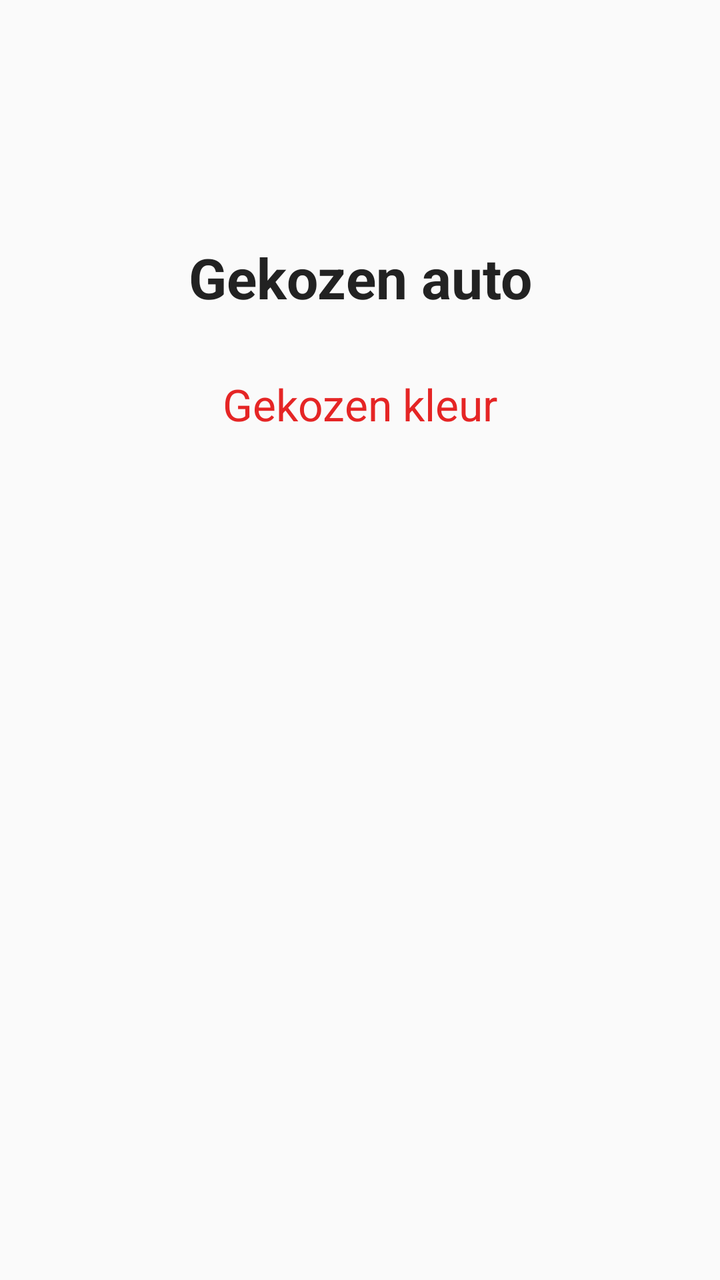
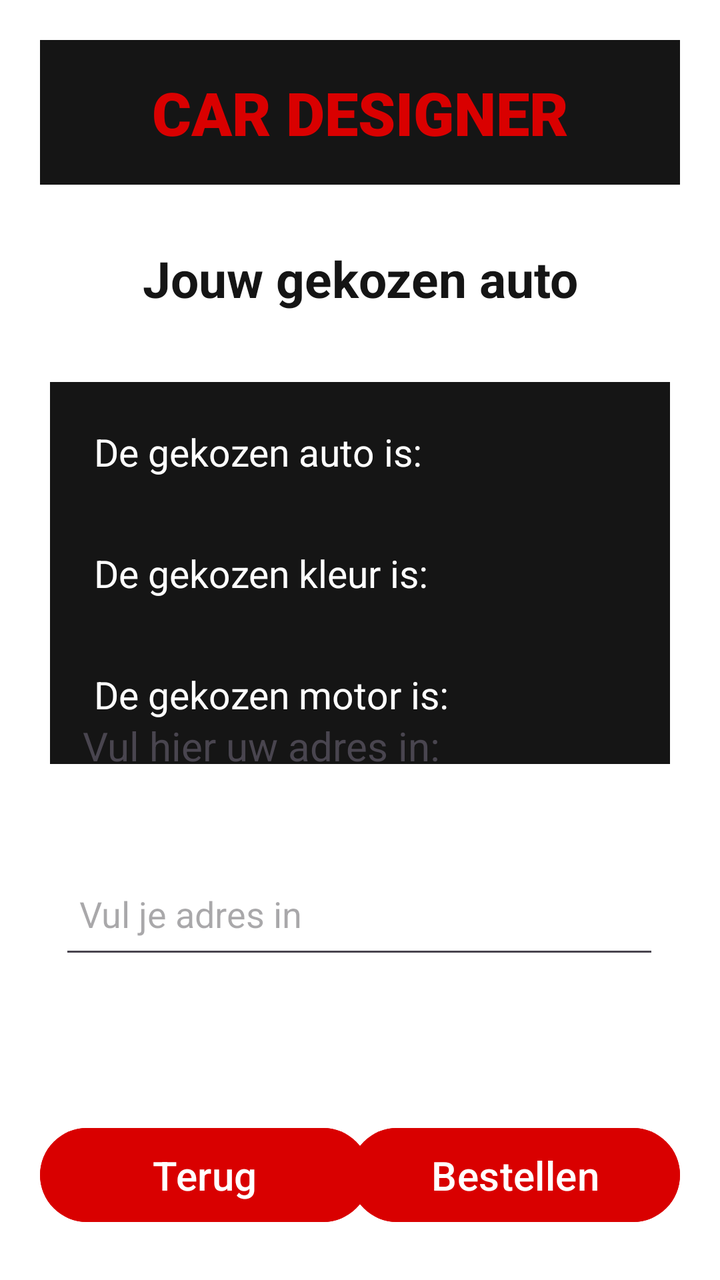

An Android layout rendered at two revisions. The XML below is the earlier revision; the diff shows what the commit changed to produce the second picture.
<!-- AndroidManifest.xml: application theme Theme.AndroidAppCarDesigner -->
<!-- res/layout/activity_main4.xml -->
<?xml version="1.0" encoding="utf-8"?>
<androidx.constraintlayout.widget.ConstraintLayout
    xmlns:android="http://schemas.android.com/apk/res/android"
    xmlns:app="http://schemas.android.com/apk/res-auto"
    xmlns:tools="http://schemas.android.com/tools"
    android:id="@+id/main"
    android:layout_width="match_parent"
    android:layout_height="match_parent"
    android:background="#FAFAFA"
    tools:context=".MainActivity4">

    <TextView
        android:id="@+id/textViewAuto"
        android:layout_width="wrap_content"
        android:layout_height="wrap_content"
        android:text="Gekozen auto"
        android:textColor="#222222"
        android:textSize="28sp"
        android:textStyle="bold"
        app:layout_constraintTop_toTopOf="parent"
        app:layout_constraintStart_toStartOf="parent"
        app:layout_constraintEnd_toEndOf="parent"
        android:layout_marginTop="120dp" />

    <TextView
        android:id="@+id/textViewKleur"
        android:layout_width="wrap_content"
        android:layout_height="wrap_content"
        android:text="Gekozen kleur"
        android:textColor="#E52525"
        android:textSize="22sp"
        app:layout_constraintTop_toBottomOf="@id/textViewAuto"
        app:layout_constraintStart_toStartOf="parent"
        app:layout_constraintEnd_toEndOf="parent"
        android:layout_marginTop="30dp" />

</androidx.constraintlayout.widget.ConstraintLayout>
<!-- resources referenced by this layout -->
<resources>
  <style name="Theme.AndroidAppCarDesigner" parent="Base.Theme.AndroidAppCarDesigner" />
  <style name="Base.Theme.AndroidAppCarDesigner" parent="Theme.Material3.DayNight.NoActionBar">
  
          
          <item name="colorPrimary">#E52525</item>
          <item name="colorPrimaryContainer">#C90000</item>
  
          
          <item name="colorControlActivated">#E52525</item>
          <item name="colorAccent">#E52525</item>
  
          
          <item name="android:statusBarColor">#E52525</item>
  
      </style>
</resources>

<!-- the commit's change to res/layout/activity_main4.xml (unified diff, before → after) -->
@@ -1,37 +1,121 @@
 <?xml version="1.0" encoding="utf-8"?>
 <androidx.constraintlayout.widget.ConstraintLayout
+
+
+
     xmlns:android="http://schemas.android.com/apk/res/android"
     xmlns:app="http://schemas.android.com/apk/res-auto"
     xmlns:tools="http://schemas.android.com/tools"
     android:id="@+id/main"
     android:layout_width="match_parent"
     android:layout_height="match_parent"
-    android:background="#FAFAFA"
-    tools:context=".MainActivity4">
+    android:background="#FFFFFF"
+    tools:context=".MainActivity3">
 
+    
     <TextView
-        android:id="@+id/textViewAuto"
-        android:layout_width="wrap_content"
+        android:id="@+id/logoCarDesinger"
+        android:layout_width="0dp"
         android:layout_height="wrap_content"
-        android:text="Gekozen auto"
-        android:textColor="#222222"
-        android:textSize="28sp"
+        android:layout_margin="20dp"
+        android:background="#151515"
+        android:fontFamily="sans-serif-black"
+        android:gravity="center"
+        android:padding="16dp"
+        android:text="CAR DESIGNER"
+        android:textColor="#D90000"
+        android:textSize="30sp"
         android:textStyle="bold"
         app:layout_constraintTop_toTopOf="parent"
         app:layout_constraintStart_toStartOf="parent"
-        app:layout_constraintEnd_toEndOf="parent"
-        android:layout_marginTop="120dp" />
+        app:layout_constraintEnd_toEndOf="parent" />
+
+    
+    <TextView
+        android:id="@+id/titel"
+        android:layout_width="wrap_content"
+        android:layout_height="wrap_content"
+        android:layout_marginTop="30dp"
+        android:text="Jouw gekozen auto"
+        android:textColor="#151515"
+        android:textSize="25sp"
+        android:textStyle="bold"
+        app:layout_constraintTop_toBottomOf="@id/logoCarDesinger"
+        app:layout_constraintStart_toStartOf="parent"
+        app:layout_constraintEnd_toEndOf="parent" />
+
 
     <TextView
-        android:id="@+id/textViewKleur"
-        android:layout_width="wrap_content"
+        android:id="@+id/textViewInfo"
+        android:layout_width="0dp"
         android:layout_height="wrap_content"
-        android:text="Gekozen kleur"
-        android:textColor="#E52525"
-        android:textSize="22sp"
-        app:layout_constraintTop_toBottomOf="@id/textViewAuto"
+        android:layout_marginStart="25dp"
+        android:layout_marginEnd="25dp"
+        android:layout_marginTop="35dp"
+        android:background="#151515"
+        android:padding="22dp"
+        android:text="De gekozen auto is:\n\nDe gekozen kleur is:\n\nDe gekozen motor is:"
+        android:textColor="#FFFFFF"
+        android:textSize="19sp"
+        android:lineSpacingExtra="8dp"
+        app:layout_constraintTop_toBottomOf="@id/titel"
         app:layout_constraintStart_toStartOf="parent"
+        app:layout_constraintEnd_toEndOf="parent" />
+
+    
+    <Button
+        android:id="@+id/buttonBestellen"
+        android:layout_width="165dp"
+        android:layout_height="55dp"
+        android:backgroundTint="#D90000"
+        android:text="Bestellen"
+        android:textColor="#FFFFFF"
+        android:textSize="20sp"
+        app:layout_constraintBottom_toBottomOf="parent"
         app:layout_constraintEnd_toEndOf="parent"
-        android:layout_marginTop="30dp" />
+        android:layout_marginEnd="20dp"
+        android:layout_marginBottom="25dp" />
+
+    
+    <Button
+        android:id="@+id/buttonNaarPagina"
+        android:layout_width="165dp"
+        android:layout_height="55dp"
+        android:backgroundTint="#D90000"
+        android:text="Terug"
+        android:textColor="#FFFFFF"
+        android:textSize="20sp"
+        app:layout_constraintBottom_toBottomOf="parent"
+        app:layout_constraintStart_toStartOf="parent"
+        android:layout_marginStart="20dp"
+        android:layout_marginBottom="25dp" />
+
+    <TextView
+        android:id="@+id/textView4"
+        android:layout_width="206dp"
+        android:layout_height="30dp"
+        android:text="Vul hier uw adres in:"
+        android:textSize="20sp"
+        app:layout_constraintBottom_toBottomOf="parent"
+        app:layout_constraintEnd_toEndOf="parent"
+        app:layout_constraintHorizontal_bias="0.268"
+        app:layout_constraintStart_toStartOf="parent"
+        app:layout_constraintTop_toTopOf="parent"
+        app:layout_constraintVertical_bias="0.589" />
+
+    <EditText
+        android:id="@+id/editTextAdres"
+        android:layout_width="300dp"
+        android:layout_height="55dp"
+        android:layout_marginTop="40dp"
+        android:hint="Vul je adres in"
+        android:inputType="textPostalAddress"
+        android:padding="10dp"
+        app:layout_constraintBottom_toBottomOf="parent"
+        app:layout_constraintEnd_toEndOf="parent"
+        app:layout_constraintHorizontal_bias="0.495"
+        app:layout_constraintStart_toStartOf="parent"
+        app:layout_constraintTop_toBottomOf="@+id/textView4"
+        app:layout_constraintVertical_bias="0.0" />
 
 </androidx.constraintlayout.widget.ConstraintLayout>
